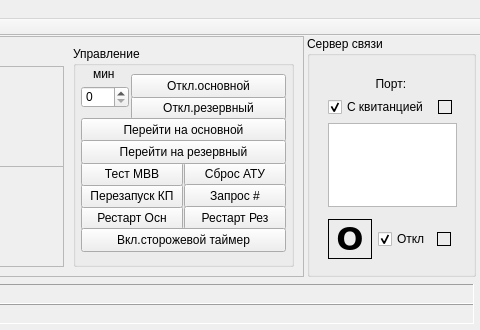
Old version of the form MdmAgent/mainwindow.ui in the repository eugene-pa/armdncqt; both pictures show x 557 to 1037 and y 0 to 330 of the 1037 by 586 pixel window.
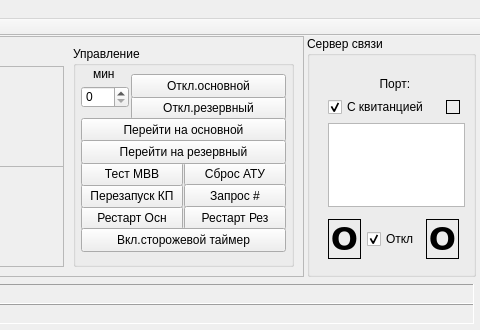
New version of the form. Custom widgets are drawn as their Qt base class.

Diff of the .ui file:
```diff
--- a/MdmAgent/mainwindow.ui
+++ b/MdmAgent/mainwindow.ui
@@ -834,7 +834,7 @@
       <rect>
        <x>10</x>
        <y>30</y>
-       <width>151</width>
+       <width>159</width>
        <height>204</height>
       </rect>
      </property>
@@ -904,7 +904,7 @@
        </widget>
       </item>
       <item>
-       <layout class="QHBoxLayout" name="horizontalLayout" stretch="0,0,1">
+       <layout class="QHBoxLayout" name="horizontalLayout" stretch="0,0,0">
         <property name="topMargin">
          <number>6</number>
         </property>
@@ -946,24 +946,23 @@
          </widget>
         </item>
         <item>
-         <widget class="QLed" name="label_mainStatus">
-          <property name="minimumSize">
-           <size>
-            <width>14</width>
-            <height>14</height>
-           </size>
-          </property>
-          <property name="maximumSize">
-           <size>
-            <width>14</width>
-            <height>14</height>
-           </size>
+         <widget class="QLabel" name="label_main">
+          <property name="font">
+           <font>
+            <family>DejaVu Sans</family>
+            <pointsize>24</pointsize>
+            <weight>75</weight>
+            <bold>true</bold>
+           </font>
           </property>
           <property name="frameShape">
-           <enum>QFrame::Box</enum>
+           <enum>QFrame::Panel</enum>
           </property>
           <property name="text">
-           <string/>
+           <string>О</string>
+          </property>
+          <property name="alignment">
+           <set>Qt::AlignCenter</set>
           </property>
          </widget>
         </item>
```
